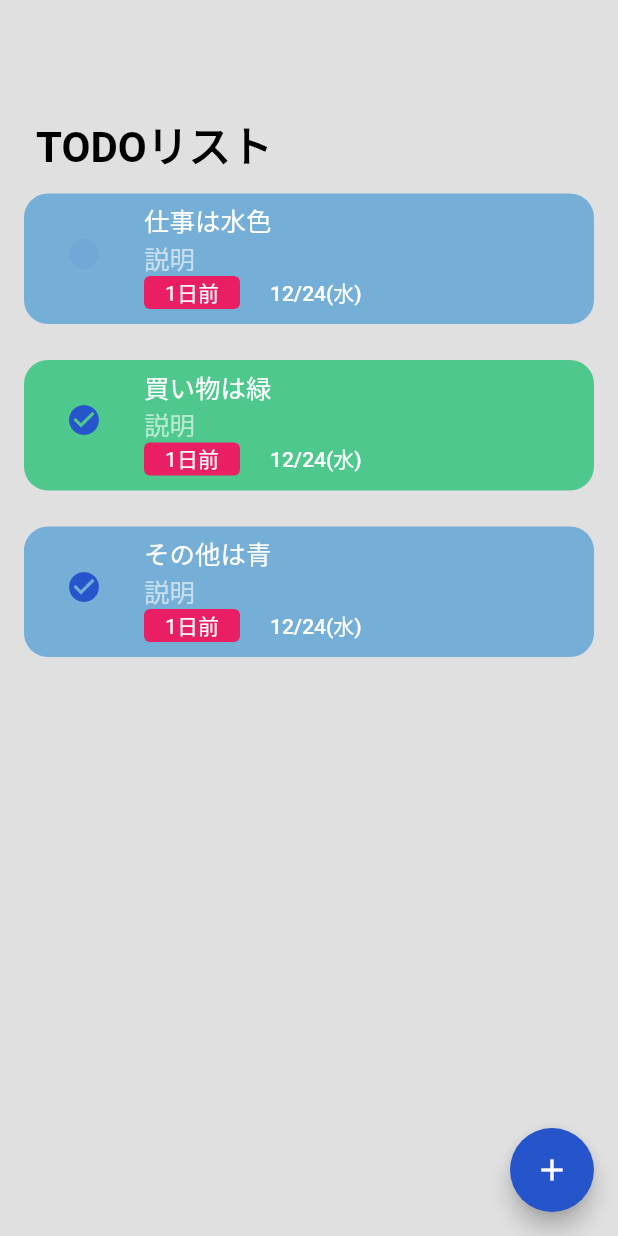
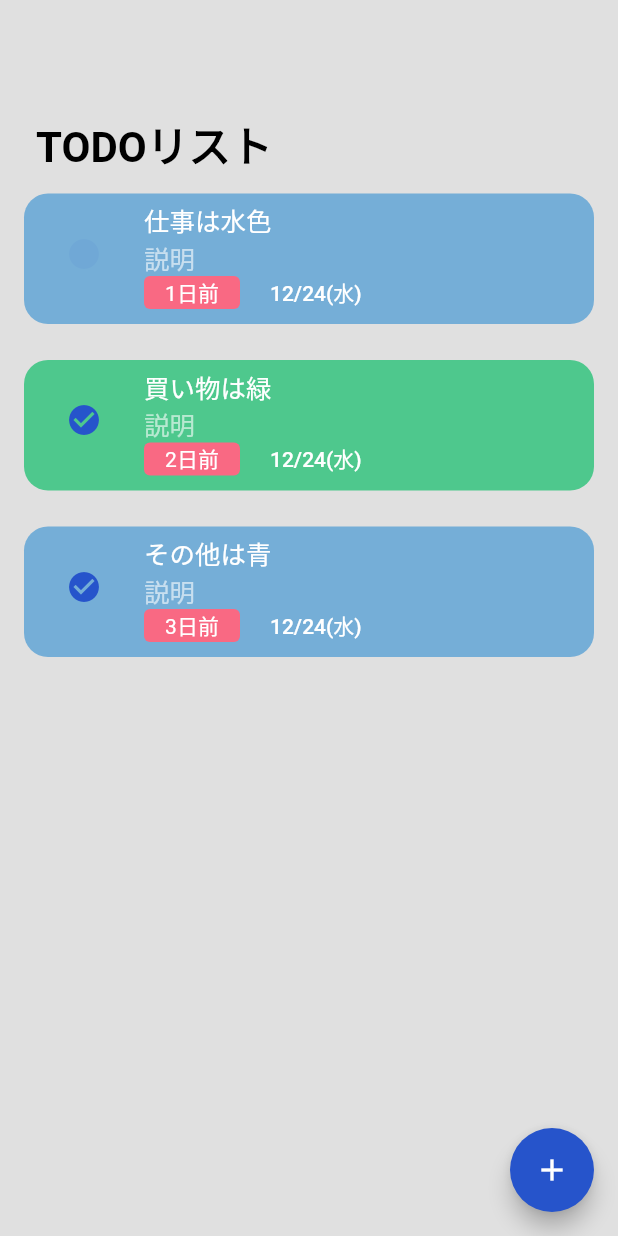
Before and after one commit to iseruuuuu/techtrain_todo_app, a Flutter app: the screen it shows after launch, after a tap on the "circle" icon, on a phone screen of 412 x 824 dp. Run offline on Flutter 3.47's test engine with Material 2 defaults, Android fonts, the phone set to English and light mode, and no system bars; our stand-ins replace flutter_datetime_picker, get, modal_bottom_sheet, shared_preferences.

Commit message:
add: 登録したときに、期日を追加した

```diff
--- a/lib/component/todo_cell/todo_list_item.dart
+++ b/lib/component/todo_cell/todo_list_item.dart
@@ -60,14 +60,13 @@ class TodoListItem extends StatelessWidget {
                   Container(
                     width: 64,
                     height: 22,
-                    decoration: const BoxDecoration(
-                      borderRadius: BorderRadius.all(Radius.circular(4)),
-                      color: Colors.pink,
+                    decoration: BoxDecoration(
+                      borderRadius: const BorderRadius.all(Radius.circular(4)),
+                      color: Color(todo.deadlineColor),
                     ),
                     child: Center(
                       child: Text(
-                        //TODO X日前に設定する必要がある。
-                        '1日前',
+                        todo.deadline,
                         style: const TextStyle(
                           color: Colors.white,
                         ),
--- a/lib/controller/controller.dart
+++ b/lib/controller/controller.dart
@@ -12,12 +12,15 @@ class Controller extends GetxController {
   final todos = <Todo>[].obs;
   final storage = TodoStorage();
   late final Worker worker;
+
   List<Todo> get _todos => todos;
   final items = <String>['仕事', '買い物', '個人', 'その他'];
   final category = ''.obs;
   final task = ''.obs;
   final day = ''.obs;
   final detail = ''.obs;
+  final deadLine = ''.obs;
+  final deadLineColor = 0xFFF96983.obs;
   Todo? todo;
   final colorCode = 0xFF75AED7.obs;
   final isComplete = false.obs;
@@ -39,15 +42,17 @@ class Controller extends GetxController {
       storage.save(data);
     });
 
-    checkDeadline();
+    //checkDeadline(deadline: 1);
   }
 
-  void checkDeadline() {
-    //TODO　ここで後何日を記載する。
-
-    //今日まで
-
-    //N日前
+  void checkDeadline({required int deadline}) {
+    if (deadline == 0) {
+      deadLine.value = '今日まで';
+      deadLineColor.value = 0xFF2654CD;
+    } else {
+      deadLine.value = '$deadline日前';
+      deadLineColor.value = 0xFFF96983;
+    }
   }
 
   //todo HomeScreen
@@ -140,6 +145,12 @@ class Controller extends GetxController {
       default:
     }
     day.value = '${date.month}月${date.day}日$weekday';
+    final Duration difference = date.difference(DateTime.now());
+
+    //print(difference.inDays);
+
+    checkDeadline(deadline: difference.inDays);
+
     isDaySelected.value = true;
     checkAllWrite();
   }
@@ -184,6 +195,8 @@ class Controller extends GetxController {
       detail: detail.value,
       color: colorCode.value,
       isCheck: false,
+      deadline: deadLine.value,
+      deadlineColor: deadLineColor.value,
     );
     todos.add(todo);
     Get.back();
--- a/lib/model/todo.dart
+++ b/lib/model/todo.dart
@@ -11,6 +11,8 @@ class Todo {
   final String day;
   final bool isCheck;
   final int color;
+  final String deadline;
+  final int deadlineColor;
 
   Todo({
     required this.taskName,
@@ -19,6 +21,8 @@ class Todo {
     required this.day,
     required this.isCheck,
     required this.color,
+    required this.deadline,
+    required this.deadlineColor,
   }) : id = DateTime.now().millisecondsSinceEpoch.toString();
 
   const Todo.withId({
@@ -29,6 +33,8 @@ class Todo {
     required this.day,
     required this.isCheck,
     required this.color,
+    required this.deadline,
+    required this.deadlineColor,
   });
 
   static const initialTodos = [
@@ -40,6 +46,8 @@ class Todo {
       day: '12/24(水)',
       isCheck: false,
       color: 0xFFA2A0EB,
+      deadline: '今日まで',
+      deadlineColor: 0xFF2654CD,
     ),
     Todo.withId(
       id: 'ああああ',
@@ -49,6 +57,8 @@ class Todo {
       day: '12/24(水)',
       isCheck: false,
       color: 0xFF75AED7,
+      deadline: '1日前',
+      deadlineColor: 0xFFF96983,
     ),
     Todo.withId(
       id: '2',
@@ -58,6 +68,8 @@ class Todo {
       day: '12/24(水)',
       isCheck: true,
       color: 0xFF4EC88D,
+      deadline: '2日前',
+      deadlineColor: 0xFFF96983,
     ),
     Todo.withId(
       id: '3',
@@ -67,6 +79,8 @@ class Todo {
       day: '12/24(水)',
       isCheck: true,
       color: 0xFF75AED7,
+      deadline: '3日前',
+      deadlineColor: 0xFFF96983,
     ),
   ];
 
@@ -78,6 +92,8 @@ class Todo {
     String? day,
     bool? isCheck,
     int? color,
+    String? deadline,
+    int? deadlineColor,
   }) {
     return Todo.withId(
       id: id ?? this.id,
@@ -87,6 +103,8 @@ class Todo {
       day: day ?? this.day,
       isCheck: isCheck ?? this.isCheck,
       color: color ?? this.color,
+      deadline: deadline ?? this.deadline,
+      deadlineColor: deadlineColor ?? this.deadlineColor,
     );
   }
 
@@ -99,6 +117,8 @@ class Todo {
       '6': day,
       '7': isCheck,
       '8': color,
+      '9': deadline,
+      '10': deadlineColor,
     });
   }
 
@@ -112,6 +132,8 @@ class Todo {
       day: mapData['6'] as String,
       isCheck: mapData['7'] as bool,
       color: mapData['8'] as int,
+      deadline: mapData['9'] as String,
+      deadlineColor: mapData['10'] as int,
     );
   }
 }
```
